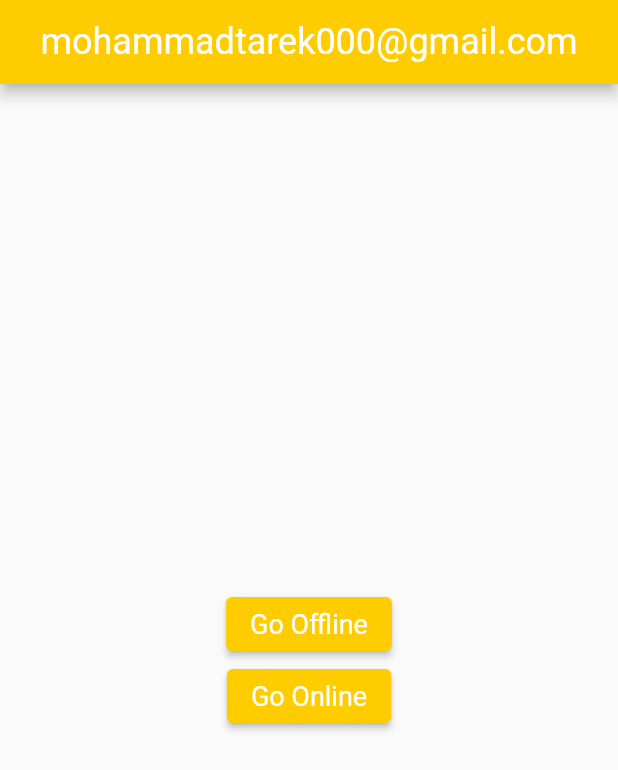
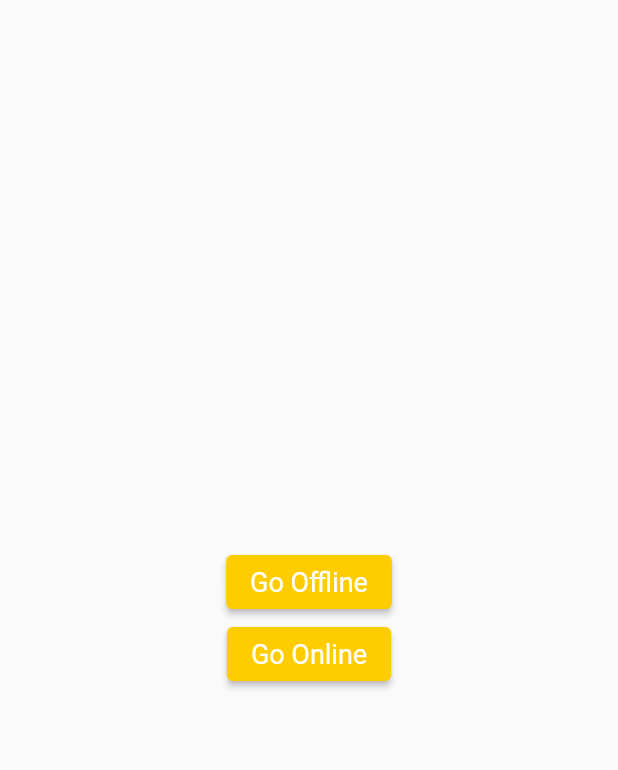
Before and after one commit to MuhammadTarek10/automation-food, a Flutter app: the screen it shows after launch, on a phone screen of 412 x 824 dp. Shown: the top 770 px of the screen. Run offline on Flutter 3.47's test engine with Material 2 defaults, Android fonts, the phone set to English and light mode, and no system bars; our stand-ins replace cool_alert, dartz, dio, equatable, flutter_bloc, fluttertoast and 8 more; missing offline and left inert: dart:ffi; accounts and stored records are empty; generated files the repository leaves out were written again.

Commit message:
removed contacts

```diff
--- a/lib/core/home_view.dart
+++ b/lib/core/home_view.dart
@@ -13,9 +13,6 @@ class _HomeViewState extends State<HomeView> {
   @override
   Widget build(BuildContext context) {
     return Scaffold(
-      appBar: AppBar(
-        title: const Text(AppStrings.contactMe),
-      ),
       body: Center(
         child: Column(
           mainAxisAlignment: MainAxisAlignment.center,
```
